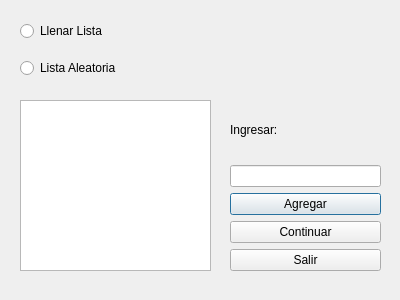
Old version of the form Inicio.ui in the repository AlexandroCode/pgmAlgoritmos.
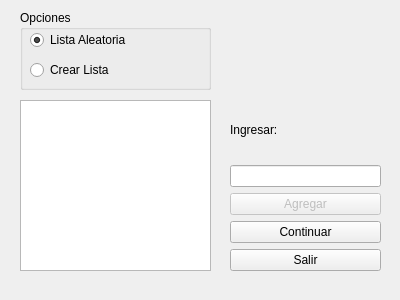
New version of the form.

```diff
--- a/Inicio.ui
+++ b/Inicio.ui
@@ -35,6 +35,9 @@
     </item>
     <item>
      <widget class="QPushButton" name="btnAdd">
+      <property name="enabled">
+       <bool>false</bool>
+      </property>
       <property name="text">
        <string>Agregar</string>
       </property>
@@ -66,7 +69,7 @@
     </rect>
    </property>
   </widget>
-  <widget class="QWidget" name="verticalLayoutWidget_2">
+  <widget class="QGroupBox" name="groupBox">
    <property name="geometry">
     <rect>
      <x>20</x>
@@ -75,22 +78,38 @@
      <height>80</height>
     </rect>
    </property>
-   <layout class="QVBoxLayout" name="verticalLayout_2">
-    <item>
-     <widget class="QRadioButton" name="rbtnLlenar">
-      <property name="text">
-       <string>Llenar Lista</string>
-      </property>
-     </widget>
-    </item>
-    <item>
-     <widget class="QRadioButton" name="rbtnAleatorio">
-      <property name="text">
-       <string>Lista Aleatoria</string>
-      </property>
-     </widget>
-    </item>
-   </layout>
+   <property name="title">
+    <string>Opciones</string>
+   </property>
+   <widget class="QRadioButton" name="rbtnAleatoria">
+    <property name="geometry">
+     <rect>
+      <x>10</x>
+      <y>20</y>
+      <width>121</width>
+      <height>20</height>
+     </rect>
+    </property>
+    <property name="text">
+     <string>Lista Aleatoria</string>
+    </property>
+    <property name="checked">
+     <bool>true</bool>
+    </property>
+   </widget>
+   <widget class="QRadioButton" name="rbtnllenar">
+    <property name="geometry">
+     <rect>
+      <x>10</x>
+      <y>50</y>
+      <width>102</width>
+      <height>20</height>
+     </rect>
+    </property>
+    <property name="text">
+     <string>Crear Lista</string>
+    </property>
+   </widget>
   </widget>
  </widget>
  <resources/>
```
Left out of the diff: 2 changed lines with no effect on the pictures.
